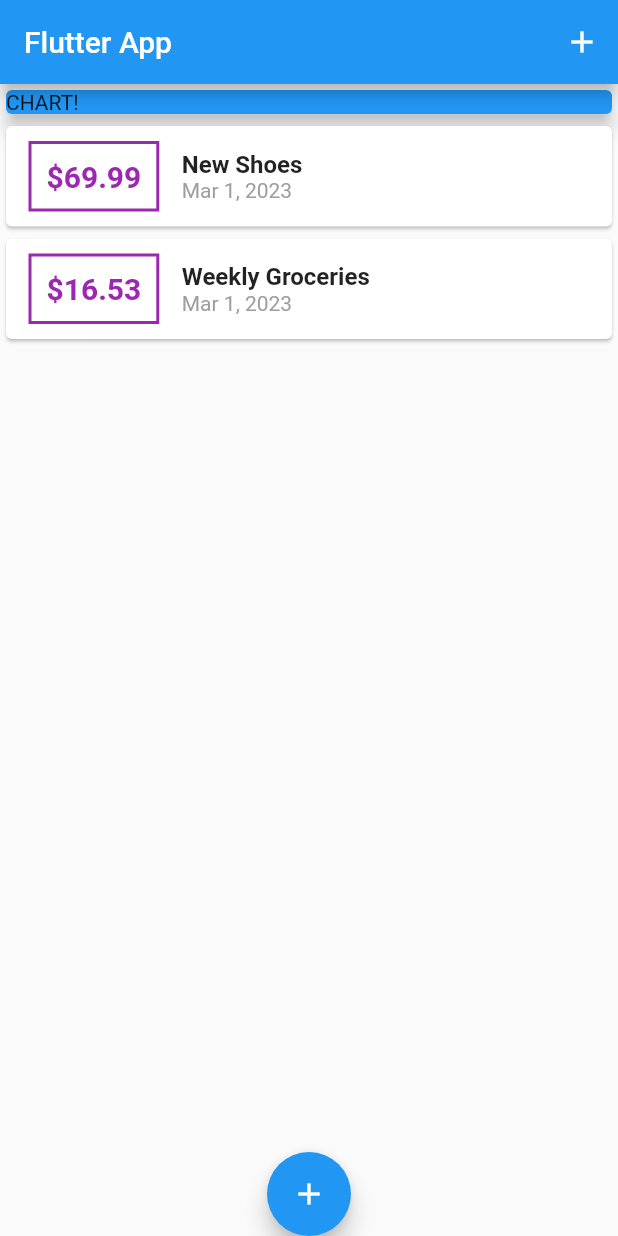
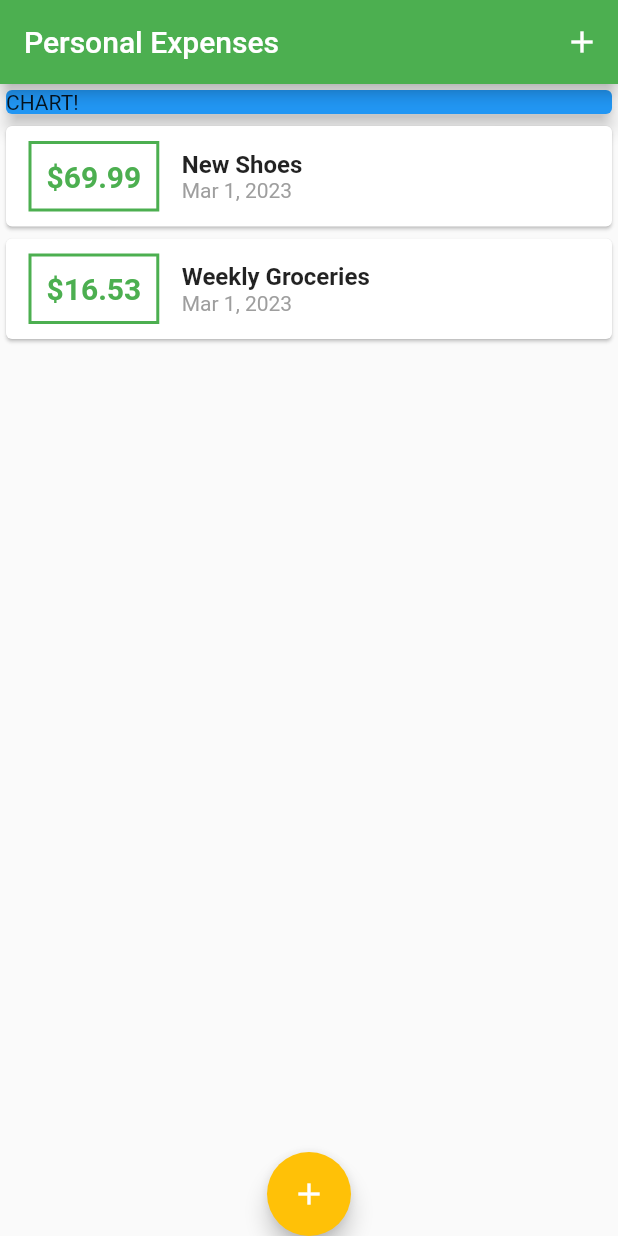
Before and after one commit to MachoBoy/flutter_expense_app, a Flutter app: the screen it shows after launch, on a phone screen of 412 x 824 dp. Run offline on Flutter 3.47's test engine with Material 2 defaults, Android fonts, the phone set to English and light mode, and no system bars.

Commit message:
using Theme()

```diff
--- a/lib/main.dart
+++ b/lib/main.dart
@@ -10,11 +10,16 @@ void main() {
 
 class MyApp extends StatelessWidget {
   const MyApp({super.key});
+
   @override
   Widget build(BuildContext context) {
-    return const MaterialApp(
-      title: 'Flutter App',
-      home: MyHomePage(),
+    return MaterialApp(
+      title: 'Personal Expenses',
+      theme: ThemeData(
+          primarySwatch: Colors.green,
+          colorScheme: ColorScheme.fromSwatch()
+              .copyWith(primary: Colors.green, secondary: Colors.amber)),
+      home: const MyHomePage(),
     );
   }
 }
@@ -55,8 +60,8 @@ class _MyHomePageState extends State<MyHomePage> {
         builder: (_) {
           return GestureDetector(
             onTap: () {},
+            behavior: HitTestBehavior.opaque,
             child: NewTransaction(_addNewTransaction),
-            behavior: HitTestBehavior.opaque,
           );
         });
   }
@@ -65,7 +70,7 @@ class _MyHomePageState extends State<MyHomePage> {
   Widget build(BuildContext context) {
     return Scaffold(
       appBar: AppBar(
-        title: const Text('Flutter App'),
+        title: const Text('Personal Expenses'),
         actions: [
           IconButton(
               onPressed: () => _startAddNewTransaction(context),
--- a/lib/widgets/transaction_list.dart
+++ b/lib/widgets/transaction_list.dart
@@ -22,16 +22,16 @@ class TransactionList extends StatelessWidget {
                       const EdgeInsets.symmetric(vertical: 10, horizontal: 15),
                   decoration: BoxDecoration(
                       border: Border.all(
-                    color: Colors.purple,
+                    color: Theme.of(context).primaryColor,
                     width: 2,
                   )),
                   padding: const EdgeInsets.all(10),
                   child: Text(
                     '\$${transactions[index].amount.toStringAsFixed(2)}',
-                    style: const TextStyle(
+                    style: TextStyle(
                         fontWeight: FontWeight.bold,
                         fontSize: 20,
-                        color: Colors.purple),
+                        color: Theme.of(context).primaryColor),
                   ),
                 ),
                 Column(
```
